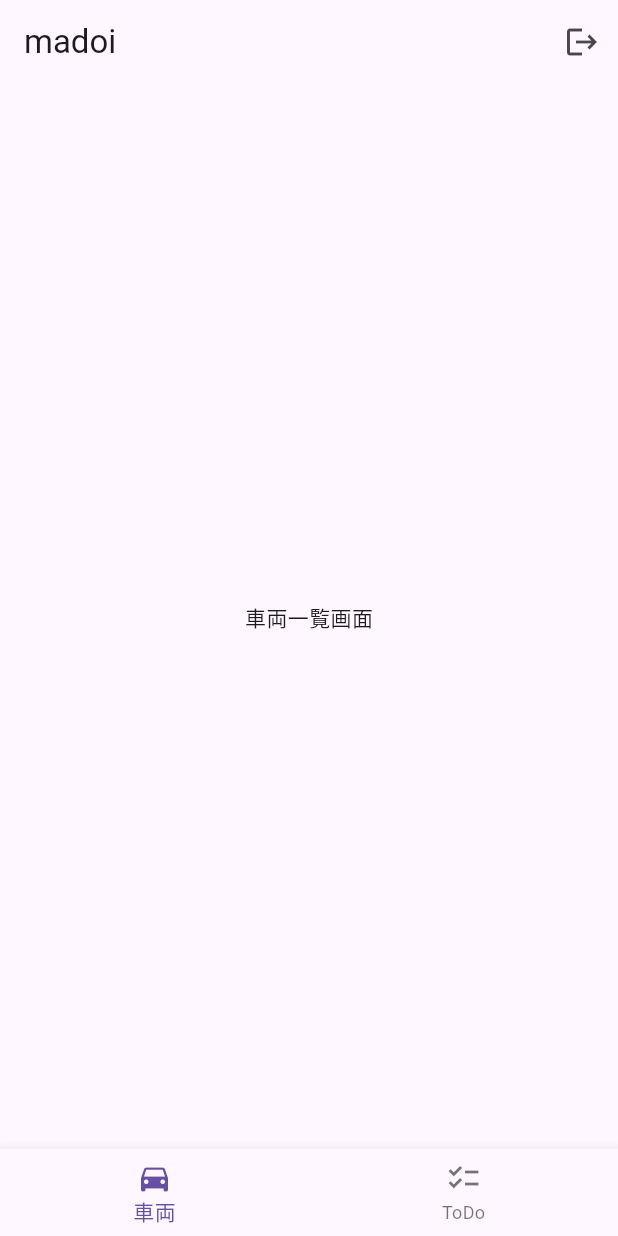
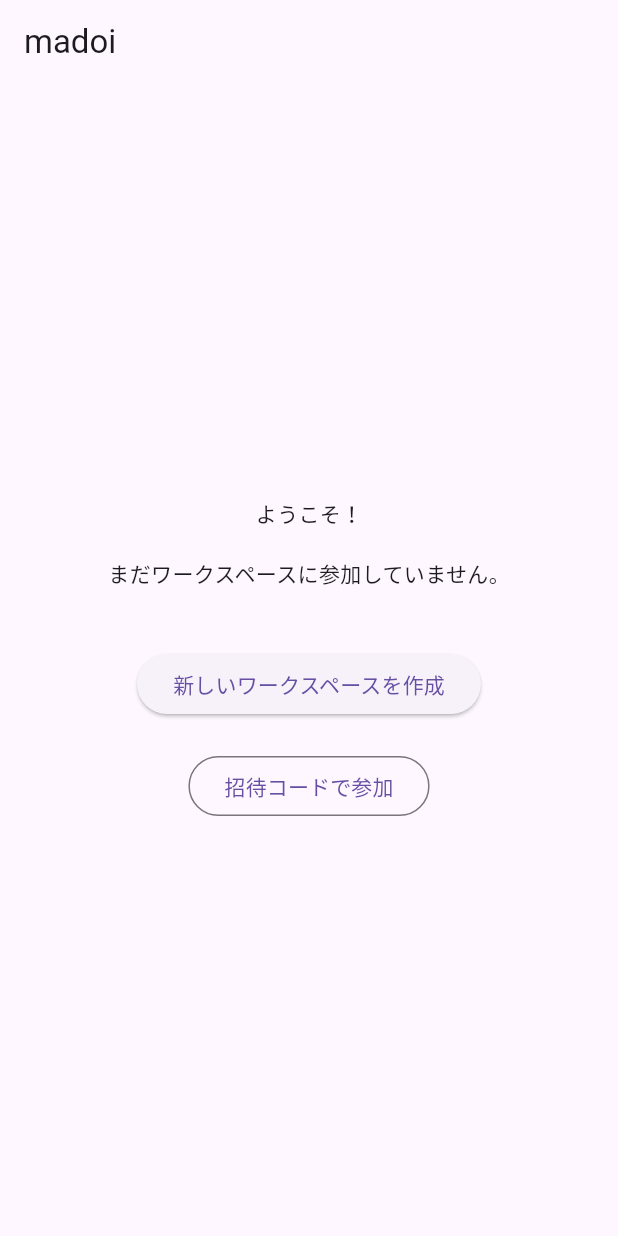
Before and after one commit to daichi0812/madoi, a Flutter app: the screen it shows once a user with an empty profile is signed in, on a phone screen of 412 x 824 dp. Run offline on Flutter 3.47's test engine with Material 3 defaults, Android fonts, the phone set to English and light mode, and no system bars; our stand-ins replace cloud_firestore, firebase_auth, firebase_core, flutter_riverpod, go_router, google_sign_in; accounts and stored records are empty.

Commit message:
11: ワークスペースの概念

```diff
--- a/lib/features/auth/providers/auth_providers.dart
+++ b/lib/features/auth/providers/auth_providers.dart
@@ -4,6 +4,23 @@
 import 'package:firebase_auth/firebase_auth.dart';
 import 'package:flutter_riverpod/flutter_riverpod.dart';
 import 'package:madoi/features/auth/repositories/auth_repository.dart'; // 作成したRepositoryをインポート
+import "package:madoi/common/models/user_model.dart";
+
+// Firestoreのユーザーデータをリアルタイムで取得するStreamProvider
+final currentUserDataProvider = StreamProvider<UserModel?>((ref) {
+  // 認証状態を監視
+  final authState = ref.watch(authStateProvider);
+
+  // ログインしている場合
+  if (authState.value != null) {
+    // AuthRepositoryのgetUserDataStreamメソッドを呼び出す
+    return ref
+        .watch(authRepositoryProvider)
+        .getUserDataStream(authState.value!.uid);
+  }
+  // ログインしていない場合はnullを返す
+  return Stream.value(null);
+});
 
 // AuthRepositoryのインスタンスをシングルトンで提供するProvider
 final authRepositoryProvider = Provider<AuthRepository>((ref) {
--- a/lib/features/home/screens/main_screen.dart
+++ b/lib/features/home/screens/main_screen.dart
@@ -7,14 +7,14 @@ import 'package:madoi/features/todo/screens/todo_screen.dart';
 import 'package:madoi/features/vehicle/screens/vehicle_screen.dart';
 
 // MainScreenをStatefulWidgetにすることで、選択中のタブの状態を管理
-class MainScreen extends StatefulWidget {
+class MainScreen extends ConsumerStatefulWidget {
   const MainScreen({super.key});
 
   @override
-  State<MainScreen> createState() => _MainScreenState();
+  ConsumerState<MainScreen> createState() => _MainScreenState();
 }
 
-class _MainScreenState extends State<MainScreen> {
+class _MainScreenState extends ConsumerState<MainScreen> {
   // 選択中のタブのインデックス
   int _selectedIndex = 0;
 
@@ -34,6 +34,19 @@ class _MainScreenState extends State<MainScreen> {
 
   @override
   Widget build(BuildContext context) {
+    // currentUserDataProvider を監視
+    final userData = ref.watch(currentUserDataProvider);
+
+    return userData.when(
+      // データ取得成功時の処理
+      data: (user) {
+        // ユーザーデータがnull、または所属ワークスペースがない場合
+        if (user == null || user.memberOfWorkspaces.isEmpty) {
+          // ワークスペース未所属画面を表示
+          return const NoWorkspaceScreen();
+        }
+
+        // 所属している場合は、これまでのUIを返す
         return Scaffold(
           appBar: AppBar(
             title: const Text('madoi'), // ここは将来的にワークスペース名などに変更
@@ -64,8 +77,54 @@ class _MainScreenState extends State<MainScreen> {
                 icon: Icon(Icons.directions_car),
                 label: '車両',
               ),
-          BottomNavigationBarItem(icon: Icon(Icons.checklist), label: 'ToDo'),
+              BottomNavigationBarItem(
+                icon: Icon(Icons.checklist),
+                label: 'ToDo',
+              ),
             ],
+          ),
+        );
+      },
+      // ローディング中の処理
+      loading: () =>
+          const Scaffold(body: Center(child: CircularProgressIndicator())),
+      error: (err, stack) =>
+          Scaffold(body: Center(child: Text("エラーが発生しました: ${err.toString()}"))),
+    );
+  }
+}
+
+// ワークスペースに所属していない場合に表示する仮の画面
+class NoWorkspaceScreen extends StatelessWidget {
+  const NoWorkspaceScreen({super.key});
+
+  @override
+  Widget build(BuildContext context) {
+    return Scaffold(
+      appBar: AppBar(title: const Text('madoi')),
+      body: Center(
+        child: Column(
+          mainAxisAlignment: MainAxisAlignment.center,
+          children: [
+            const Text('ようこそ！'),
+            const SizedBox(height: 20),
+            const Text('まだワークスペースに参加していません。'),
+            const SizedBox(height: 40),
+            ElevatedButton(
+              onPressed: () {
+                // TODO: ワークスペース作成画面に遷移
+              },
+              child: const Text('新しいワークスペースを作成'),
+            ),
+            const SizedBox(height: 20),
+            OutlinedButton(
+              onPressed: () {
+                // TODO: 招待コード入力画面に遷移
+              },
+              child: const Text('招待コードで参加'),
+            ),
+          ],
+        ),
       ),
     );
   }
```
Also changed, not shown: lib/common/models/user_model.dart (+10 -1 lines), lib/features/auth/repositories/auth_repository.dart (+11 -0 lines). Lines whose indentation alone changed are shown as unchanged.
